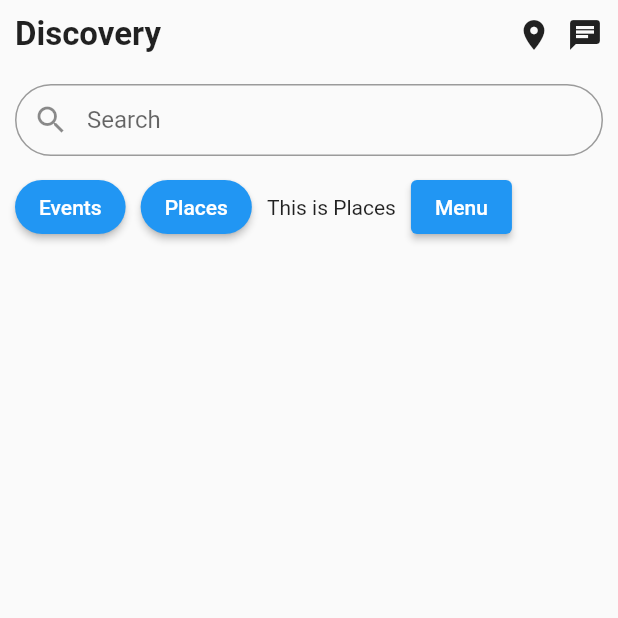
After one commit to ManutsananBam/Test-Flutter, a Flutter app: the DiscoveryScreen screen opened directly, on a phone screen of 412 x 824 dp, the top half of it. The commit adds this screen. Run offline on Flutter 3.47's test engine with Material 2 defaults, Android fonts, the phone set to English and light mode, and no system bars; our stand-ins replace carousel_slider; network calls fail.

Commit message:
add discovery page

```diff
--- a/lib/discovery_place.dart
+++ b/lib/discovery_place.dart
@@ -1,5 +1,5 @@
 import 'package:flutter/material.dart';
-import 'package:my_app/discovery_events.dart';
+import 'package:my_app/discovery_screen.dart';
 import 'package:my_app/discovery_page.dart';
 import 'package:my_app/menu.dart';
 
--- /dev/null
+++ b/lib/discovery_screen.dart
@@ -0,0 +1,200 @@
+import 'package:flutter/material.dart';
+import 'package:my_app/discovery_page.dart';
+import 'package:my_app/footer.dart';
+
+class DiscoveryScreen extends StatefulWidget {
+  const DiscoveryScreen({super.key});
+
+  @override
+  State<DiscoveryScreen> createState() => _DiscoveryScreenState();
+}
+
+class _DiscoveryScreenState extends State<DiscoveryScreen> {
+  String _CurrentTab = "Places";
+
+  @override
+  void Events() {
+    setState(() {
+      _CurrentTab = "Events";
+    });
+  }
+
+  @override
+  void Places() {
+    setState(() {
+      _CurrentTab = "Places";
+    });
+  }
+
+  @override
+  Widget build(BuildContext context) {
+    return SafeArea(
+      child: Scaffold(
+        resizeToAvoidBottomInset: false,
+        body: Column(
+          mainAxisAlignment: MainAxisAlignment.start,
+          children: [
+            Padding(
+              padding: const EdgeInsets.symmetric(horizontal: 10, vertical: 10),
+              child: Row(
+                children: const [
+                  Text(
+                    "Discovery",
+                    style: TextStyle(
+                      fontWeight: FontWeight.bold,
+                      fontSize: 22,
+                    ),
+                  ),
+                  Spacer(),
+                  Icon(Icons.room),
+                  SizedBox(
+                    width: 10,
+                  ),
+                  Icon(Icons.chat),
+                ],
+              ),
+            ),
+            const Padding(
+              padding: EdgeInsets.symmetric(horizontal: 10.0, vertical: 10.0),
+              child: TextField(
+                decoration: InputDecoration(
+                  hintText: "Search",
+                  prefixIcon: Icon(Icons.search),
+                  contentPadding: EdgeInsets.all(8),
+                  border: OutlineInputBorder(
+                    borderRadius: BorderRadius.all(
+                      Radius.circular(30),
+                    ),
+                  ),
+                ),
+              ),
+            ),
+            Padding(
+              padding: const EdgeInsets.symmetric(horizontal: 10.0),
+              child: Row(
+                children: [
+                  ElevatedButton(
+                    onPressed: Events,
+                    style: ButtonStyle(
+                      shape: MaterialStateProperty.all(
+                        RoundedRectangleBorder(
+                          borderRadius: BorderRadius.circular(20),
+                        ),
+                      ),
+                    ),
+                    child: const Text("Events"),
+                  ),
+                  const SizedBox(
+                    width: 10,
+                  ),
+                  ElevatedButton(
+                    onPressed: Places,
+                    style: ButtonStyle(
+                      shape: MaterialStateProperty.all(
+                        RoundedRectangleBorder(
+                          borderRadius: BorderRadius.circular(20),
+                        ),
+                      ),
+                    ),
+                    child: const Text("Places"),
+                  ),
+                  const SizedBox(
+                    width: 10,
+                  ),
+                  buildContent(),
+                  const SizedBox(
+                    width: 10,
+                  ),
+                  ElevatedButton(
+                      onPressed: () {
+                        Navigator.push(
+                          context,
+                          MaterialPageRoute(
+                            builder: (context) {
+                              return const FooterButton();
+                            },
+                          ),
+                        );
+                      },
+                      child: const Text("Menu")),
+                ],
+              ),
+            ),
+          ],
+        ),
+      ),
+    );
+  }
+
+  Widget buildContent() {
+    if (_CurrentTab == "Events") {
+      return const Text("This is Events");
+    } else if (_CurrentTab == "Places") {
+      return const Text("This is Places");
+    } else {
+      return Container();
+    }
+  }
+}
+
+
+
+// body: Column(
+//   crossAxisAlignment: CrossAxisAlignment.start,
+//   children: [
+//     Padding(
+//       padding: const EdgeInsets.symmetric(horizontal: 10.0, vertical: 10.0),
+//       child: SizedBox(
+//         height: 50,
+//         child: TextField(
+//           decoration: InputDecoration(
+//               prefixIcon: const Icon(Icons.search),
+//               border: OutlineInputBorder(
+//                 borderRadius: BorderRadius.circular(30),
+//               ),
+//               hintText: "Search"),
+//         ),
+//       ),
+//     ),
+//     Padding(
+//       padding: const EdgeInsets.symmetric(horizontal: 10),
+//       child: SizedBox(
+//         height: 35,
+//         width: double.infinity,
+//         child: Align(
+//           alignment: Alignment.centerLeft,
+//           child: TabBar(
+//             controller: _tabController,
+//             unselectedLabelColor: Colors.blue,
+//             indicator: BoxDecoration(
+//               borderRadius: BorderRadius.circular(20),
+//               color: Colors.blue,
+//             ),
+//             tabs: [
+//               Tab(
+//                 child: Container(
+//                   decoration: BoxDecoration(
+//                     borderRadius: BorderRadius.circular(20),
+//                   ),
+//                   child: const Align(
+//                       alignment: Alignment.center,
+//                       child: Text("Events")),
+//                 ),
+//               ),
+//               Tab(
+//                 child: Container(
+//                   decoration: BoxDecoration(
+//                     borderRadius: BorderRadius.circular(20),
+//                   ),
+//                   child: const Align(
+//                       alignment: Alignment.center,
+//                       child: Text("Places")),
+//                 ),
+//               ),
+//             ],
+//           ),
+//         ),
+//       ),
+//     ),
+//   ],
+// ),
--- a/lib/main.dart
+++ b/lib/main.dart
@@ -1,5 +1,5 @@
 import 'package:flutter/material.dart';
-import 'package:my_app/discovery_events.dart';
+import 'package:my_app/discovery_screen.dart';
 
 void main() {
   runApp(const MyApp());
@@ -83,7 +83,7 @@ class _Login extends State<Login> {
                           context,
                           MaterialPageRoute(
                             builder: (context) {
-                              return const DiscoveryEvents();
+                              return const DiscoveryScreen();
                             },
                           ),
                         );
```
Also changed, not shown: lib/discovery_all_place.dart (added, +64 -0 lines), lib/discovery_screen_event.dart (renamed from lib/discovery_events.dart, +13 -162 lines), lib/footer.dart (added, +42 -0 lines), lib/menu.dart (+15 -2 lines), lib/discovery_events_screen.dart (added).
